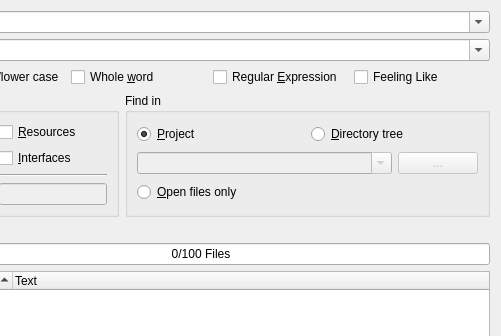
The window that UI/FindFileDialog.ui (testmana2/test) describes before a commit, drawn with Qt 5; both pictures show x 99 to 600 and y 0 to 336 of the 600 by 750 pixel window.
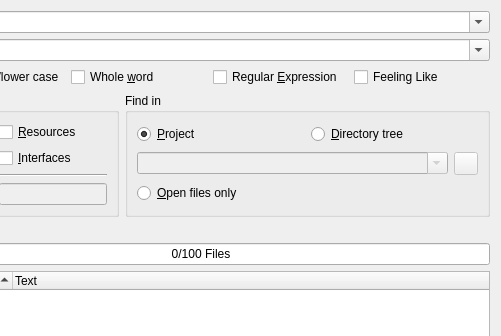
The same window after the commit. Custom widgets are drawn as their Qt base class.

Commit message: Changed all the file or directory selection buttons to QToolButton and gave them an icon.

Diff of the .ui file:
```diff
--- a/UI/FindFileDialog.ui
+++ b/UI/FindFileDialog.ui
@@ -286,16 +286,13 @@
            </widget>
           </item>
           <item>
-           <widget class="QPushButton" name="dirSelectButton">
+           <widget class="QToolButton" name="dirSelectButton">
             <property name="enabled">
              <bool>false</bool>
             </property>
             <property name="toolTip">
              <string>Select the directory via a directory selection dialog</string>
             </property>
-            <property name="text">
-             <string>...</string>
-            </property>
            </widget>
           </item>
          </layout>
```
Left out of the diff: 16 changed lines with no effect on the pictures. The commit also changes 127 other files.
